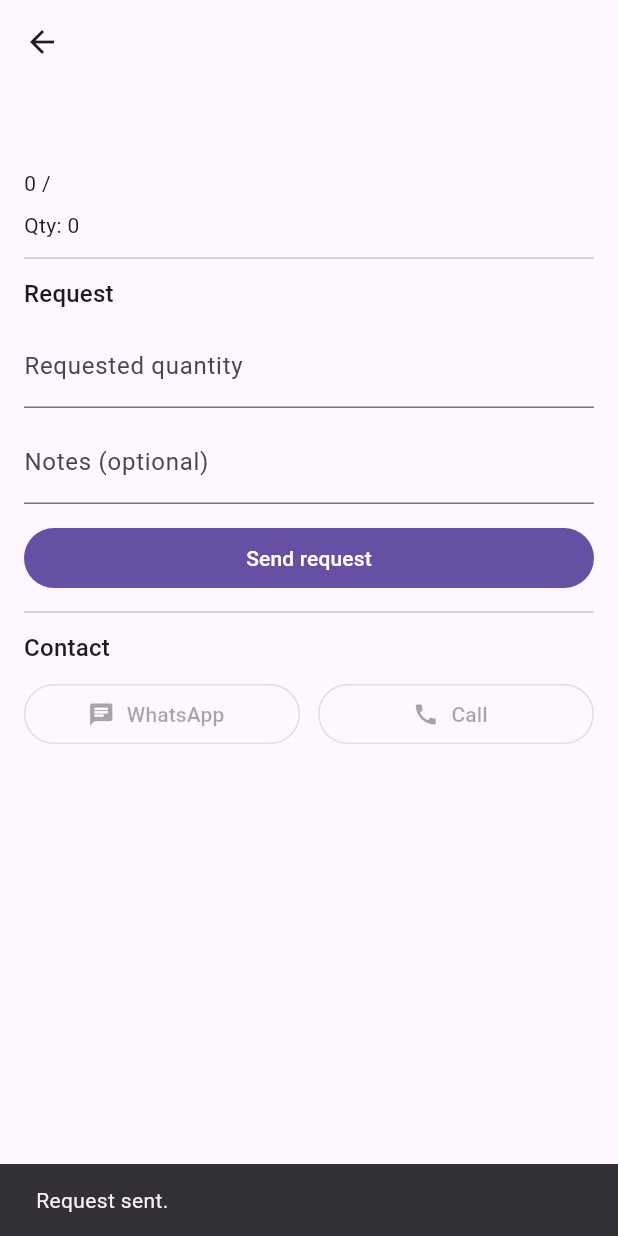
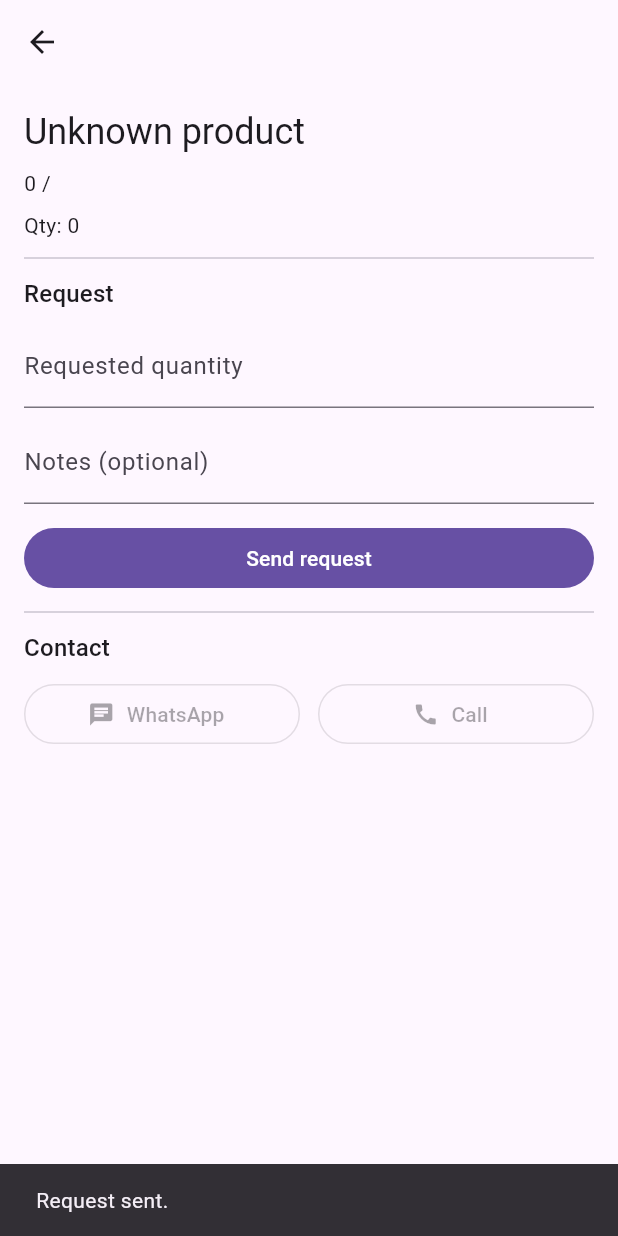
Before and after one commit to mailearn26-dev/shagaya_mvp, a Flutter app: the ProductDetailsScreen screen opened directly with empty values, after a tap on "Send request", on a phone screen of 412 x 824 dp. Run offline on Flutter 3.47's test engine with Material 3 defaults, Android fonts, the phone set to English and light mode, and no system bars; our stand-ins replace cloud_firestore, firebase_auth, firebase_core, geolocator; accounts and stored records are empty.

Commit message:
feat: localized product names + request snapshots

```diff
--- a/lib/l10n/app_localizations.dart
+++ b/lib/l10n/app_localizations.dart
@@ -346,6 +346,24 @@ abstract class AppLocalizations {
   /// In en, this message translates to:
   /// **'Call'**
   String get call;
+
+  /// No description provided for @unknownProduct.
+  ///
+  /// In en, this message translates to:
+  /// **'Unknown product'**
+  String get unknownProduct;
+
+  /// No description provided for @productNameEn.
+  ///
+  /// In en, this message translates to:
+  /// **'Product Name (English)'**
+  String get productNameEn;
+
+  /// No description provided for @productNameAr.
+  ///
+  /// In en, this message translates to:
+  /// **'Product Name (Arabic)'**
+  String get productNameAr;
 }
 
 class _AppLocalizationsDelegate extends LocalizationsDelegate<AppLocalizations> {
@@ -364,8 +382,6 @@ class _AppLocalizationsDelegate extends LocalizationsDelegate<AppLocalizations>
 }
 
 AppLocalizations lookupAppLocalizations(Locale locale) {
-
-
   // Lookup logic when only language code is specified.
   switch (locale.languageCode) {
     case 'ar': return AppLocalizationsAr();
--- a/lib/l10n/app_localizations_en.dart
+++ b/lib/l10n/app_localizations_en.dart
@@ -1,4 +1,3 @@
-// ignore: unused_import
 import 'package:intl/intl.dart' as intl;
 import 'app_localizations.dart';
 
@@ -133,4 +132,13 @@ class AppLocalizationsEn extends AppLocalizations {
 
   @override
   String get call => 'Call';
+
+  @override
+  String get unknownProduct => 'Unknown product';
+
+  @override
+  String get productNameEn => 'Product Name (English)';
+
+  @override
+  String get productNameAr => 'Product Name (Arabic)';
 }
--- a/lib/screens/add_product_screen.dart
+++ b/lib/screens/add_product_screen.dart
@@ -33,7 +33,6 @@ class _AddProductScreenState extends State<AddProductScreen> {
       final u = userDoc.data() ?? {};
 
       if (nameEn.text.trim().isEmpty ||
-          nameAr.text.trim().isEmpty ||
           price.text.trim().isEmpty ||
           unit.text.trim().isEmpty ||
           qty.text.trim().isEmpty) {
@@ -41,11 +40,13 @@ class _AddProductScreenState extends State<AddProductScreen> {
         return;
       }
 
+      final productNameAr = nameAr.text.trim().isEmpty ? nameEn.text.trim() : nameAr.text.trim();
+
       await fs.productsCol().add({
         'farmerId': uid,
         'name': nameEn.text.trim(), // Default name
         'nameEn': nameEn.text.trim(),
-        'nameAr': nameAr.text.trim(),
+        'nameAr': productNameAr,
         'price': double.tryParse(price.text.trim()) ?? price.text.trim(),
         'unit': unit.text.trim(),
         'qty': double.tryParse(qty.text.trim()) ?? qty.text.trim(),
--- a/lib/screens/home_screen.dart
+++ b/lib/screens/home_screen.dart
@@ -151,7 +151,7 @@ class _HomeScreenState extends State<HomeScreen> {
                         ? (m['nameAr'] ?? m['name'] ?? '')
                         : (m['nameEn'] ?? m['name'] ?? '');
                     return ListTile(
-                      title: Text(productName),
+                      title: Text(productName.isNotEmpty ? productName : s.unknownProduct),
                       subtitle: Text('${m['price'] ?? ''} / ${m['unit'] ?? ''} • Qty: ${m['qty'] ?? ''}'),
                       trailing: const Icon(Icons.chevron_right),
                       onTap: () => Navigator.of(context).push(
--- a/lib/screens/product_details_screen.dart
+++ b/lib/screens/product_details_screen.dart
@@ -32,11 +32,9 @@ class _ProductDetailsScreenState extends State<ProductDetailsScreen> {
         'notes': notes.text.trim(),
         'status': 'PENDING',
         'createdAt': DateTime.now().toIso8601String(),
-        'productName': product['name'] ?? '',
-        'productPrice': product['price'] ?? '',
-        'unit': product['unit'] ?? '',
-        'productNameEn': product['nameEn'] ?? product['name'] ?? '',
-        'productNameAr': product['nameAr'] ?? product['name_ar'] ?? product['name'] ?? '',
+        'productNameEn': product['nameEn'] ?? '',
+        'productNameAr': product['nameAr'] ?? '',
+        'productUnit': product['unit'] ?? '',
       });
 
       if (!mounted) return;
@@ -84,7 +82,7 @@ class _ProductDetailsScreenState extends State<ProductDetailsScreen> {
                 padding: const EdgeInsets.all(16),
                 child: ListView(
                   children: [
-                    Text(productName, style: Theme.of(context).textTheme.headlineSmall),
+                    Text(productName.isNotEmpty ? productName : s.unknownProduct, style: Theme.of(context).textTheme.headlineSmall),
                     const SizedBox(height: 8),
                     Text('${product['price']} / ${product['unit']}'),
                     const SizedBox(height: 8),
```
Also changed, not shown: lib/l10n/app_localizations_ar.dart (+9 -1 lines), lib/screens/requests_inbox_screen.dart (+4 -6 lines).
